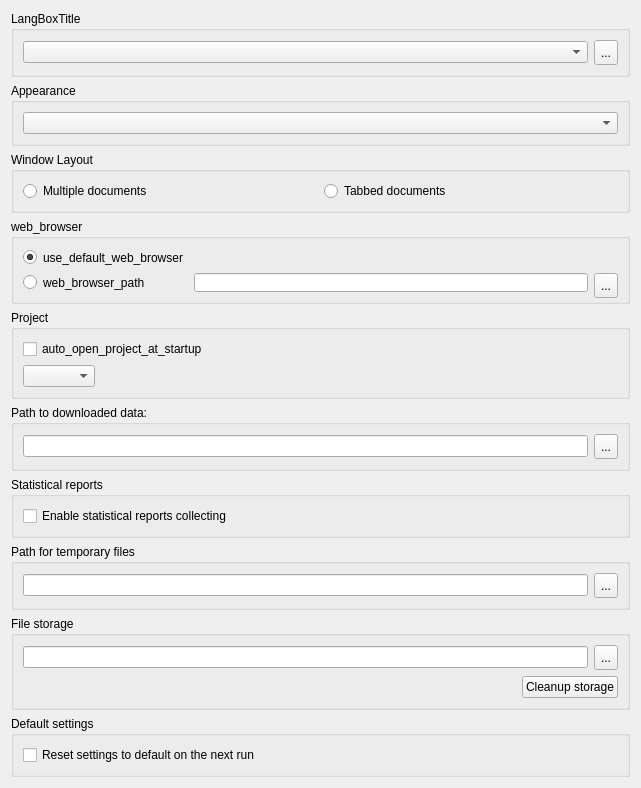
Old version of the form src/ugeneui/src/app_settings/user_apps_settings/ui/UserApplicationsSettingsWidget.ui in the repository violethaze74/ugene.
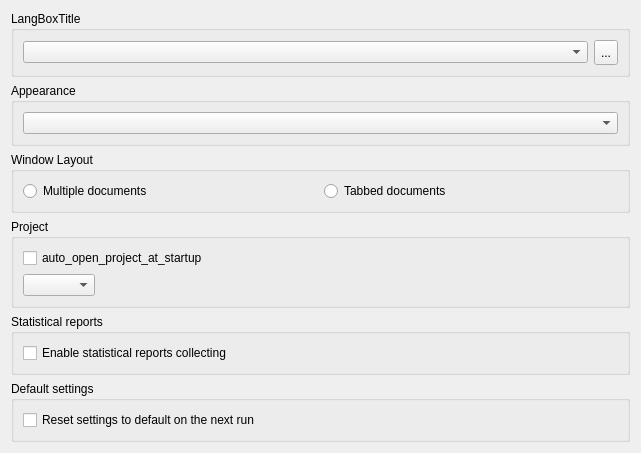
New version of the form.

Commit message: small refactoring Application Settings (UGENE-2738)

Diff of the .ui file:
```diff
--- a/src/ugeneui/src/app_settings/user_apps_settings/ui/UserApplicationsSettingsWidget.ui
+++ b/src/ugeneui/src/app_settings/user_apps_settings/ui/UserApplicationsSettingsWidget.ui
@@ -7,7 +7,7 @@
     <x>0</x>
     <y>0</y>
     <width>641</width>
-    <height>748</height>
+    <height>424</height>
    </rect>
   </property>
   <property name="sizePolicy">
@@ -86,80 +86,6 @@
      </layout>
     </widget>
    </item>
-   <item>
-    <widget class="QGroupBox" name="groupBox">
-     <property name="sizePolicy">
-      <sizepolicy hsizetype="Preferred" vsizetype="Preferred">
-       <horstretch>0</horstretch>
-       <verstretch>0</verstretch>
-      </sizepolicy>
-     </property>
-     <property name="minimumSize">
-      <size>
-       <width>300</width>
-       <height>85</height>
-      </size>
-     </property>
-     <property name="title">
-      <string>web_browser</string>
-     </property>
-     <layout class="QVBoxLayout" name="verticalLayout_2">
-      <item>
-       <layout class="QGridLayout" name="gridLayout">
-        <property name="sizeConstraint">
-         <enum>QLayout::SetNoConstraint</enum>
-        </property>
-        <item row="0" column="0">
-         <widget class="QRadioButton" name="defaultWebBrowser">
-          <property name="sizePolicy">
-           <sizepolicy hsizetype="Fixed" vsizetype="Fixed">
-            <horstretch>0</horstretch>
-            <verstretch>0</verstretch>
-           </sizepolicy>
-          </property>
-          <property name="text">
-           <string>use_default_web_browser</string>
-          </property>
-          <property name="checked">
-           <bool>true</bool>
-          </property>
-         </widget>
-        </item>
-        <item row="1" column="0">
-         <widget class="QRadioButton" name="customWebBrowser">
-          <property name="text">
-           <string>web_browser_path</string>
-          </property>
-         </widget>
-        </item>
-        <item row="1" column="1">
-         <widget class="QLineEdit" name="webBrowserEdit">
-          <property name="enabled">
-           <bool>true</bool>
-          </property>
-         </widget>
-        </item>
-        <item row="1" column="2">
-         <widget class="QToolButton" name="webBrowserButton">
-          <property name="enabled">
-           <bool>true</bool>
-          </property>
-          <property name="minimumSize">
-           <size>
-            <width>24</width>
-            <height>25</height>
-           </size>
-          </property>
-          <property name="text">
-           <string>...</string>
-          </property>
-         </widget>
-        </item>
-       </layout>
-      </item>
-     </layout>
-    </widget>
-   </item>
    <item>
     <widget class="QGroupBox" name="projectBox">
      <property name="title">
@@ -196,38 +122,6 @@
      </layout>
     </widget>
    </item>
-   <item>
-    <widget class="QGroupBox" name="groupBox_3">
-     <property name="title">
-      <string>Path to downloaded data:</string>
-     </property>
-     <layout class="QHBoxLayout" name="horizontalLayout_4">
-      <item>
-       <layout class="QHBoxLayout" name="horizontalLayout_3">
-        <item>
-         <widget class="QLineEdit" name="downloadsDirPathEdit"/>
-        </item>
-        <item>
-         <widget class="QToolButton" name="browseDownloadDirButton">
-          <property name="minimumSize">
-           <size>
-            <width>24</width>
-            <height>25</height>
-           </size>
-          </property>
-          <property name="toolTip">
-           <string/>
-          </property>
-          <property name="text">
-           <string>...</string>
-          </property>
-         </widget>
-        </item>
-       </layout>
-      </item>
-     </layout>
-    </widget>
-   </item>
    <item>
     <widget class="QGroupBox" name="statisticsBox">
      <property name="title">
@@ -244,118 +138,6 @@
      </layout>
     </widget>
    </item>
-   <item>
-    <widget class="QGroupBox" name="tmpDirGroupBox">
-     <property name="title">
-      <string>Path for temporary files</string>
-     </property>
-     <layout class="QHBoxLayout" name="horizontalLayout_6">
-      <item>
-       <layout class="QHBoxLayout" name="horizontalLayout_5">
-        <item>
-         <widget class="QLineEdit" name="tmpDirPathEdit"/>
-        </item>
-        <item>
-         <widget class="QToolButton" name="browseTmpDirButton">
-          <property name="enabled">
-           <bool>true</bool>
-          </property>
-          <property name="minimumSize">
-           <size>
-            <width>24</width>
-            <height>25</height>
-           </size>
-          </property>
-          <property name="maximumSize">
-           <size>
-            <width>24</width>
-            <height>16777215</height>
-           </size>
-          </property>
-          <property name="text">
-           <string>...</string>
-          </property>
-          <property name="iconSize">
-           <size>
-            <width>16</width>
-            <height>16</height>
-           </size>
-          </property>
-         </widget>
-        </item>
-       </layout>
-      </item>
-     </layout>
-    </widget>
-   </item>
-   <item>
-    <widget class="QGroupBox" name="fileStorageGroupBox">
-     <property name="title">
-      <string>File storage</string>
-     </property>
-     <layout class="QVBoxLayout" name="verticalLayout_6">
-      <item>
-       <layout class="QHBoxLayout" name="horizontalLayout_9">
-        <item>
-         <widget class="QLineEdit" name="fileStorageDirPathEdit"/>
-        </item>
-        <item>
-         <widget class="QToolButton" name="browseFileStorageButton">
-          <property name="enabled">
-           <bool>true</bool>
-          </property>
-          <property name="minimumSize">
-           <size>
-            <width>24</width>
-            <height>25</height>
-           </size>
-          </property>
-          <property name="maximumSize">
-           <size>
-            <width>24</width>
-            <height>16777215</height>
-           </size>
-          </property>
-          <property name="text">
-           <string>...</string>
-          </property>
-          <property name="iconSize">
-           <size>
-            <width>16</width>
-            <height>16</height>
-           </size>
-          </property>
-         </widget>
-        </item>
-       </layout>
-      </item>
-      <item>
-       <layout class="QHBoxLayout" name="horizontalLayout_8">
-        <item>
-         <spacer name="horizontalSpacer">
-          <property name="orientation">
-           <enum>Qt::Horizontal</enum>
-          </property>
-          <property name="sizeHint" stdset="0">
-           <size>
-            <width>40</width>
-            <height>20</height>
-           </size>
-          </property>
-         </spacer>
-        </item>
-        <item>
-         <widget class="QPushButton" name="cleanupStorageButton">
-          <property name="text">
-           <string>Cleanup storage</string>
-          </property>
-         </widget>
-        </item>
-       </layout>
-      </item>
-     </layout>
-    </widget>
-   </item>
    <item>
     <widget class="QGroupBox" name="reset">
      <property name="title">
@@ -379,8 +161,8 @@
      </property>
      <property name="sizeHint" stdset="0">
       <size>
-       <width>20</width>
-       <height>40</height>
+       <width>0</width>
+       <height>0</height>
       </size>
      </property>
     </spacer>
```
Left out of the diff: 35 changed lines with no effect on the pictures. The commit also changes 12 other files.
